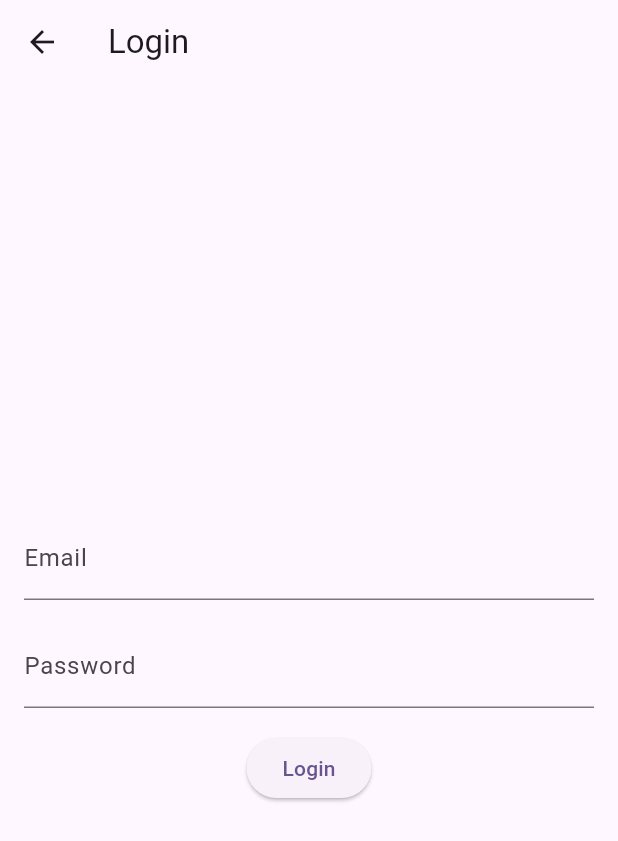
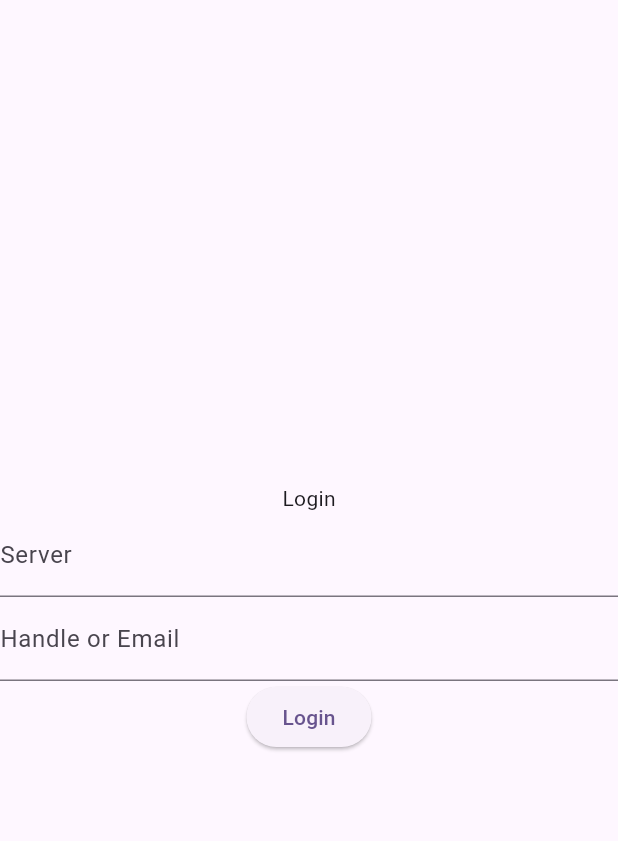
Before and after one commit to dailyZap/app, a Flutter app: the LoginPage screen opened by its route, after a tap on "Login", on a phone screen of 412 x 824 dp. Shown: the top 841 px of the screen. Run offline on Flutter 3.47's test engine with Material 3 defaults, Android fonts, the phone set to English and light mode, and no system bars; drawn by our look-alikes of flutter_form_builder; our stand-ins replace app_links, firebase_core, firebase_messaging, flutter_local_notifications, form_builder_validators, pinput and 1 more; missing offline and left inert: camerawesome, june, openapi_generator_annotations; accounts and stored records are empty.

Commit message:
feat: login

```diff
--- a/lib/pages/login.dart
+++ b/lib/pages/login.dart
@@ -1,50 +1,106 @@
+import 'package:dailyzap/helpers/api/home_server.dart';
+import 'package:dailyzap/helpers/navigation/navigation.dart';
 import 'package:flutter/material.dart';
+import 'package:dailyzap_api/api.dart';
+import 'package:flutter_form_builder/flutter_form_builder.dart';
+import 'package:form_builder_validators/form_builder_validators.dart';
 
 class LoginPage extends StatefulWidget {
   const LoginPage({Key? key}) : super(key: key);
-
   @override
   _LoginPageState createState() => _LoginPageState();
 }
 
 class _LoginPageState extends State<LoginPage> {
-  final TextEditingController _emailController = TextEditingController();
-  final TextEditingController _passwordController = TextEditingController();
+  bool loading = false;
+  bool success = false;
+
+  final _formKey = GlobalKey<FormBuilderState>();
 
   @override
   Widget build(BuildContext context) {
     return Scaffold(
-      appBar: AppBar(
-        title: Text('Login'),
-      ),
-      body: Padding(
-        padding: EdgeInsets.all(16.0),
+      body: Center(
         child: Column(
           mainAxisAlignment: MainAxisAlignment.center,
+          crossAxisAlignment: CrossAxisAlignment.center,
           children: [
-            TextField(
-              controller: _emailController,
-              decoration: InputDecoration(
-                labelText: 'Email',
+            const Text('Login'),
+            FormBuilder(
+              key: _formKey,
+              child: Column(
+                children: [
+                  FormBuilderTextField(
+                    name: 'server',
+                    decoration: const InputDecoration(labelText: 'Server'),
+                    validator: FormBuilderValidators.compose([
+                      FormBuilderValidators.required(),
+                      FormBuilderValidators.url(),
+                    ]),
+                  ),
+                  FormBuilderTextField(
+                    name: 'handleOrEmail',
+                    decoration:
+                        const InputDecoration(labelText: 'Handle or Email'),
+                    validator: FormBuilderValidators.compose([
+                      FormBuilderValidators.required(),
+                    ]),
+                  ),
+                  ElevatedButton(
+                    onPressed: () async {
+                      if (!(_formKey.currentState?.saveAndValidate() ??
+                          false)) {
+                        return;
+                      }
+                      setState(() {
+                        loading = true;
+                      });
+                      try {
+                        homeServerApi = AuthApi(ApiClient(
+                            basePath: _formKey
+                                .currentState?.fields['server']!.value));
+                        final response = await homeServerApi!.login(
+                            UserLoginParams(
+                                handleOrEmail: _formKey.currentState
+                                    ?.fields['handleOrEmail']!.value));
+                        if (response == null) {
+                          return;
+                        }
+                        print("🎉 response: $response");
+                        navigateNewSubPage("/auth/2fa", arguments: {
+                          "loginToken": response.loginToken,
+                          "handleOrEmail": _formKey
+                              .currentState?.fields['handleOrEmail']!.value
+                        });
+                      } on ApiException catch (e) {
+                        setState(() {
+                          loading = false;
+                        });
+
+                        if (!context.mounted) return;
+                        ScaffoldMessenger.of(context).showSnackBar(SnackBar(
+                          content: Text('Registration failed: ${e.message}'),
+                        ));
+                        return;
+                      }
+                    },
+                    child: Row(
+                      mainAxisSize: MainAxisSize.min,
+                      children: [
+                        if (loading)
+                          const SizedBox(
+                              width: 20,
+                              height: 20,
+                              child: CircularProgressIndicator(
+                                strokeWidth: 2,
+                              ))
+                        else
+                          const Text('Login')
+                      ],
+                    ),
+                  )
+                ],
               ),
-            ),
-            SizedBox(height: 16.0),
-            TextField(
-              controller: _passwordController,
-              decoration: InputDecoration(
-                labelText: 'Password',
-              ),
-              obscureText: true,
-            ),
-            SizedBox(height: 16.0),
-            ElevatedButton(
-              onPressed: () {
-                // Perform login logic here
-                String email = _emailController.text;
-                String password = _passwordController.text;
-                // TODO: Add your login logic here
-              },
-              child: Text('Login'),
             ),
           ],
         ),
--- a/lib/pages/twofa.dart
+++ b/lib/pages/twofa.dart
@@ -14,7 +14,7 @@ class TwoFaPage extends StatefulWidget {
 
 class _TwoFaPageState extends State<TwoFaPage> {
   String? loginToken;
-  String? handle;
+  String? handleOrEmail;
 
   bool loading = false;
   bool? success;
@@ -28,9 +28,12 @@ class _TwoFaPageState extends State<TwoFaPage> {
     final Map<String, dynamic> args =
         ModalRoute.of(context)!.settings.arguments as Map<String, dynamic>;
     loginToken = args['loginToken'];
-    handle = args['handle'];
+    handleOrEmail = args['handleOrEmail'];
 
-    if (loginToken == null || handle == null) {
+    print("✅ loginToken: $loginToken");
+    print("✅ handleOrEmail: $handleOrEmail");
+
+    if (loginToken == null || handleOrEmail == null) {
       setState(() {
         loading = false;
         success = false;
@@ -104,10 +107,9 @@ class _TwoFaPageState extends State<TwoFaPage> {
                   setState(() {
                     resendingCode = true;
                   });
-                  print("🎉 handle: $handle");
                   try {
-                    loginToken = (await homeServerApi!
-                            .login(UserLoginParams(handleOrEmail: handle!)))!
+                    loginToken = (await homeServerApi!.login(
+                            UserLoginParams(handleOrEmail: handleOrEmail!)))!
                         .loginToken;
                     if (!context.mounted) return;
                     ScaffoldMessenger.of(context).showSnackBar(const SnackBar(
```
